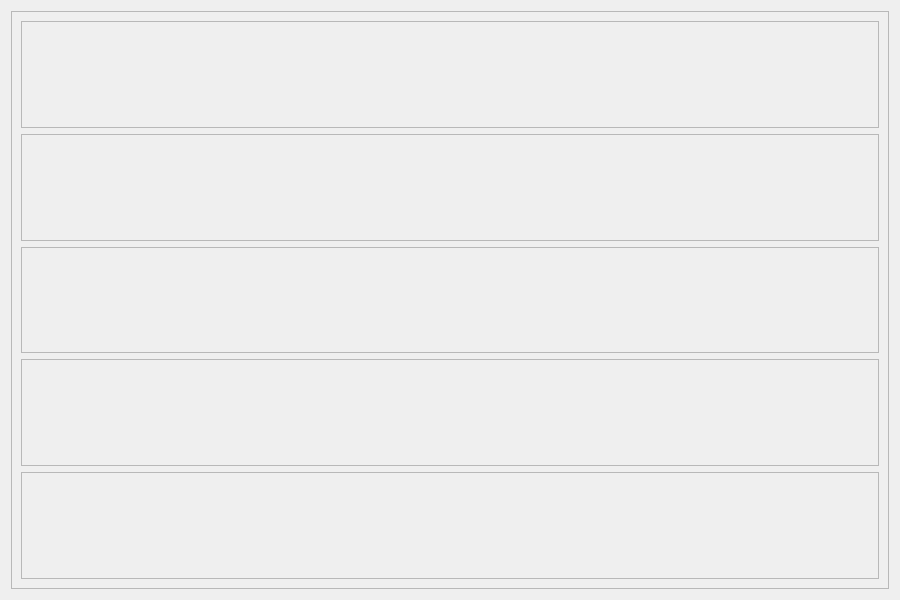
Qt form skinselect.ui (MrSupremacy/cxsjsx_very_QuTe) before a commit.
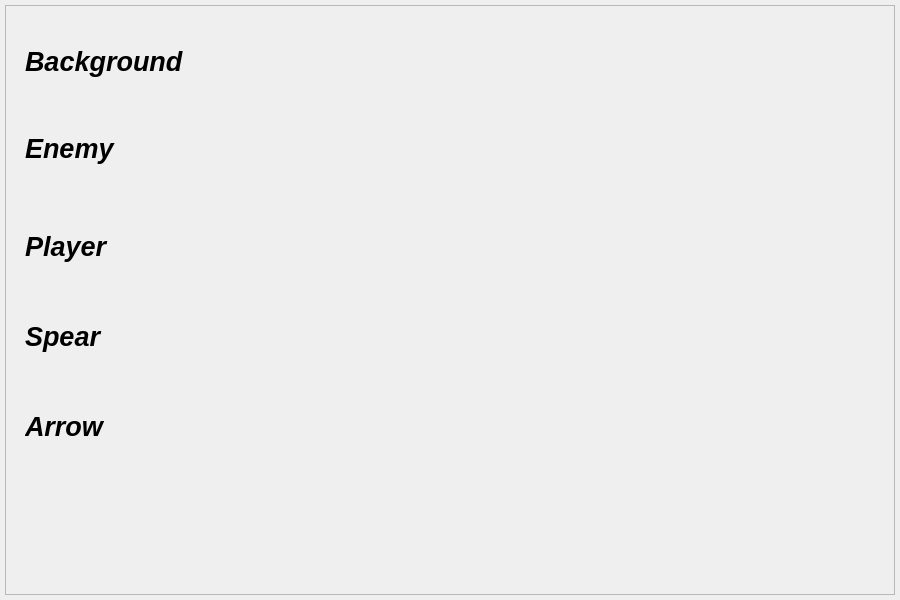
The same form after that commit. Icons and pictures are not drawn.

What changed in the file:
```diff
--- a/skinselect.ui
+++ b/skinselect.ui
@@ -14,6 +14,21 @@
    <string>Form</string>
   </property>
   <layout class="QHBoxLayout" name="horizontalLayout">
+   <property name="spacing">
+    <number>5</number>
+   </property>
+   <property name="leftMargin">
+    <number>5</number>
+   </property>
+   <property name="topMargin">
+    <number>5</number>
+   </property>
+   <property name="rightMargin">
+    <number>5</number>
+   </property>
+   <property name="bottomMargin">
+    <number>5</number>
+   </property>
    <item>
     <widget class="QScrollArea" name="scrollArea">
      <property name="widgetResizable">
@@ -24,90 +39,566 @@
        <rect>
         <x>0</x>
         <y>0</y>
-        <width>880</width>
-        <height>580</height>
+        <width>888</width>
+        <height>588</height>
        </rect>
       </property>
-      <layout class="QVBoxLayout" name="verticalLayout">
+      <layout class="QVBoxLayout" name="verticalLayout_4">
+       <property name="spacing">
+        <number>0</number>
+       </property>
+       <property name="leftMargin">
+        <number>5</number>
+       </property>
+       <property name="topMargin">
+        <number>5</number>
+       </property>
+       <property name="rightMargin">
+        <number>5</number>
+       </property>
+       <property name="bottomMargin">
+        <number>5</number>
+       </property>
        <item>
-        <widget class="QFrame" name="frame">
-         <property name="minimumSize">
-          <size>
-           <width>0</width>
-           <height>100</height>
-          </size>
-         </property>
-         <property name="frameShape">
-          <enum>QFrame::Shape::StyledPanel</enum>
-         </property>
-         <property name="frameShadow">
-          <enum>QFrame::Shadow::Raised</enum>
-         </property>
+        <widget class="QWidget" name="style" native="true">
+         <layout class="QHBoxLayout" name="horizontalLayout_2">
+          <property name="spacing">
+           <number>5</number>
+          </property>
+          <property name="leftMargin">
+           <number>5</number>
+          </property>
+          <property name="topMargin">
+           <number>5</number>
+          </property>
+          <property name="rightMargin">
+           <number>5</number>
+          </property>
+          <property name="bottomMargin">
+           <number>5</number>
+          </property>
+          <item>
+           <widget class="QWidget" name="widget_3" native="true">
+            <layout class="QVBoxLayout" name="verticalLayout" stretch="0,0">
+             <property name="spacing">
+              <number>5</number>
+             </property>
+             <property name="topMargin">
+              <number>5</number>
+             </property>
+             <property name="rightMargin">
+              <number>5</number>
+             </property>
+             <property name="bottomMargin">
+              <number>5</number>
+             </property>
+             <item>
+              <widget class="QLabel" name="label">
+               <property name="minimumSize">
+                <size>
+                 <width>0</width>
+                 <height>80</height>
+                </size>
+               </property>
+               <property name="maximumSize">
+                <size>
+                 <width>16777215</width>
+                 <height>80</height>
+                </size>
+               </property>
+               <property name="font">
+                <font>
+                 <pointsize>20</pointsize>
+                 <italic>true</italic>
+                 <bold>true</bold>
+                </font>
+               </property>
+               <property name="text">
+                <string>Background</string>
+               </property>
+              </widget>
+             </item>
+             <item>
+              <widget class="QLabel" name="label_2">
+               <property name="minimumSize">
+                <size>
+                 <width>0</width>
+                 <height>80</height>
+                </size>
+               </property>
+               <property name="font">
+                <font>
+                 <pointsize>20</pointsize>
+                 <italic>true</italic>
+                 <bold>true</bold>
+                </font>
+               </property>
+               <property name="text">
+                <string>Enemy</string>
+               </property>
+              </widget>
+             </item>
+            </layout>
+           </widget>
+          </item>
+          <item>
+           <spacer name="horizontalSpacer">
+            <property name="orientation">
+             <enum>Qt::Orientation::Horizontal</enum>
+            </property>
+            <property name="sizeHint" stdset="0">
+             <size>
+              <width>487</width>
+              <height>20</height>
+             </size>
+            </property>
+           </spacer>
+          </item>
+          <item>
+           <widget class="QWidget" name="widget_9" native="true">
+            <layout class="QVBoxLayout" name="verticalLayout_3">
+             <property name="spacing">
+              <number>10</number>
+             </property>
+             <property name="leftMargin">
+              <number>5</number>
+             </property>
+             <property name="topMargin">
+              <number>5</number>
+             </property>
+             <property name="rightMargin">
+              <number>5</number>
+             </property>
+             <property name="bottomMargin">
+              <number>5</number>
+             </property>
+             <item>
+              <widget class="QWidget" name="widget_10" native="true">
+               <property name="minimumSize">
+                <size>
+                 <width>80</width>
+                 <height>80</height>
+                </size>
+               </property>
+               <property name="maximumSize">
+                <size>
+                 <width>80</width>
+                 <height>80</height>
+                </size>
+               </property>
+               <property name="styleSheet">
+                <string notr="true">background-image: url(:/ImageResources/Underwater.png);</string>
+               </property>
+              </widget>
+             </item>
+             <item>
+              <widget class="QWidget" name="widget_11" native="true">
+               <property name="minimumSize">
+                <size>
+                 <width>80</width>
+                 <height>80</height>
+                </size>
+               </property>
+               <property name="maximumSize">
+                <size>
+                 <width>80</width>
+                 <height>80</height>
+                </size>
+               </property>
+               <property name="styleSheet">
+                <string notr="true">background-image: url(:/ImageResources/drown.png);</string>
+               </property>
+              </widget>
+             </item>
+            </layout>
+           </widget>
+          </item>
+          <item>
+           <widget class="QWidget" name="widget_4" native="true">
+            <layout class="QVBoxLayout" name="verticalLayout_2">
+             <property name="spacing">
+              <number>10</number>
+             </property>
+             <property name="leftMargin">
+              <number>5</number>
+             </property>
+             <property name="topMargin">
+              <number>5</number>
+             </property>
+             <property name="rightMargin">
+              <number>5</number>
+             </property>
+             <property name="bottomMargin">
+              <number>5</number>
+             </property>
+             <item>
+              <widget class="QWidget" name="widget_6" native="true">
+               <property name="minimumSize">
+                <size>
+                 <width>80</width>
+                 <height>80</height>
+                </size>
+               </property>
+               <property name="maximumSize">
+                <size>
+                 <width>80</width>
+                 <height>80</height>
+                </size>
+               </property>
+               <property name="styleSheet">
+                <string notr="true">background-image: url(:/ImageResources/smooth_stone.jpg);</string>
+               </property>
+              </widget>
+             </item>
+             <item>
+              <widget class="QWidget" name="widget_5" native="true">
+               <property name="minimumSize">
+                <size>
+                 <width>80</width>
+                 <height>80</height>
+                </size>
+               </property>
+               <property name="maximumSize">
+                <size>
+                 <width>80</width>
+                 <height>80</height>
+                </size>
+               </property>
+              </widget>
+             </item>
+            </layout>
+           </widget>
+          </item>
+         </layout>
         </widget>
        </item>
        <item>
-        <widget class="QFrame" name="frame_2">
+        <widget class="QWidget" name="player" native="true">
          <property name="minimumSize">
           <size>
            <width>0</width>
-           <height>100</height>
+           <height>90</height>
           </size>
          </property>
-         <property name="frameShape">
-          <enum>QFrame::Shape::StyledPanel</enum>
+         <property name="maximumSize">
+          <size>
+           <width>16777215</width>
+           <height>90</height>
+          </size>
          </property>
-         <property name="frameShadow">
-          <enum>QFrame::Shadow::Raised</enum>
-         </property>
+         <layout class="QHBoxLayout" name="horizontalLayout_3">
+          <property name="spacing">
+           <number>15</number>
+          </property>
+          <property name="leftMargin">
+           <number>14</number>
+          </property>
+          <property name="topMargin">
+           <number>5</number>
+          </property>
+          <property name="rightMargin">
+           <number>10</number>
+          </property>
+          <property name="bottomMargin">
+           <number>5</number>
+          </property>
+          <item>
+           <widget class="QLabel" name="label_3">
+            <property name="minimumSize">
+             <size>
+              <width>0</width>
+              <height>80</height>
+             </size>
+            </property>
+            <property name="maximumSize">
+             <size>
+              <width>16777215</width>
+              <height>80</height>
+             </size>
+            </property>
+            <property name="font">
+             <font>
+              <pointsize>20</pointsize>
+              <italic>true</italic>
+              <bold>true</bold>
+             </font>
+            </property>
+            <property name="text">
+             <string>Player</string>
+            </property>
+           </widget>
+          </item>
+          <item>
+           <spacer name="horizontalSpacer_2">
+            <property name="orientation">
+             <enum>Qt::Orientation::Horizontal</enum>
+            </property>
+            <property name="sizeHint" stdset="0">
+             <size>
+              <width>40</width>
+              <height>20</height>
+             </size>
+            </property>
+           </spacer>
+          </item>
+          <item>
+           <widget class="QWidget" name="widget_7" native="true">
+            <property name="minimumSize">
+             <size>
+              <width>80</width>
+              <height>80</height>
+             </size>
+            </property>
+            <property name="maximumSize">
+             <size>
+              <width>80</width>
+              <height>80</height>
+             </size>
+            </property>
+            <property name="styleSheet">
+             <string notr="true">background-image: url(:/ImageResources/steve.jpg);</string>
+            </property>
+           </widget>
+          </item>
+          <item>
+           <widget class="QWidget" name="widget_8" native="true">
+            <property name="minimumSize">
+             <size>
+              <width>80</width>
+              <height>80</height>
+             </size>
+            </property>
+            <property name="maximumSize">
+             <size>
+              <width>80</width>
+              <height>80</height>
+             </size>
+            </property>
+           </widget>
+          </item>
+         </layout>
         </widget>
        </item>
        <item>
-        <widget class="QFrame" name="frame_3">
+        <widget class="QWidget" name="spear" native="true">
          <property name="minimumSize">
           <size>
            <width>0</width>
-           <height>100</height>
+           <height>90</height>
           </size>
          </property>
-         <property name="frameShape">
-          <enum>QFrame::Shape::StyledPanel</enum>
+         <property name="maximumSize">
+          <size>
+           <width>16777215</width>
+           <height>90</height>
+          </size>
          </property>
-         <property name="frameShadow">
-          <enum>QFrame::Shadow::Raised</enum>
-         </property>
+         <layout class="QHBoxLayout" name="horizontalLayout_4">
+          <property name="spacing">
+           <number>15</number>
+          </property>
+          <property name="leftMargin">
+           <number>14</number>
+          </property>
+          <property name="topMargin">
+           <number>5</number>
+          </property>
+          <property name="rightMargin">
+           <number>10</number>
+          </property>
+          <property name="bottomMargin">
+           <number>5</number>
+          </property>
+          <item>
+           <widget class="QLabel" name="label_4">
+            <property name="minimumSize">
+             <size>
+              <width>0</width>
+              <height>80</height>
+             </size>
+            </property>
+            <property name="maximumSize">
+             <size>
+              <width>16777215</width>
+              <height>80</height>
+             </size>
+            </property>
+            <property name="font">
+             <font>
+              <pointsize>20</pointsize>
+              <italic>true</italic>
+              <bold>true</bold>
+             </font>
+            </property>
+            <property name="text">
+             <string>Spear</string>
+            </property>
+           </widget>
+          </item>
+          <item>
+           <spacer name="horizontalSpacer_3">
+            <property name="orientation">
+             <enum>Qt::Orientation::Horizontal</enum>
+            </property>
+            <property name="sizeHint" stdset="0">
+             <size>
+              <width>564</width>
+              <height>20</height>
+             </size>
+            </property>
+           </spacer>
+          </item>
+          <item>
+           <widget class="QWidget" name="widget_14" native="true">
+            <property name="minimumSize">
+             <size>
+              <width>80</width>
+              <height>80</height>
+             </size>
+            </property>
+            <property name="maximumSize">
+             <size>
+              <width>80</width>
+              <height>80</height>
+             </size>
+            </property>
+           </widget>
+          </item>
+          <item>
+           <widget class="QWidget" name="widget_15" native="true">
+            <property name="minimumSize">
+             <size>
+              <width>80</width>
+              <height>80</height>
+             </size>
+            </property>
+            <property name="maximumSize">
+             <size>
+              <width>80</width>
+              <height>80</height>
+             </size>
+            </property>
+           </widget>
+          </item>
+         </layout>
         </widget>
        </item>
        <item>
-        <widget class="QFrame" name="frame_4">
+        <widget class="QWidget" name="arrow" native="true">
          <property name="minimumSize">
           <size>
            <width>0</width>
-           <height>100</height>
+           <height>90</height>
           </size>
          </property>
-         <property name="frameShape">
-          <enum>QFrame::Shape::StyledPanel</enum>
+         <property name="maximumSize">
+          <size>
+           <width>16777215</width>
+           <height>90</height>
+          </size>
          </property>
-         <property name="frameShadow">
-          <enum>QFrame::Shadow::Raised</enum>
-         </property>
+         <layout class="QHBoxLayout" name="horizontalLayout_5">
+          <property name="spacing">
+           <number>15</number>
+          </property>
+          <property name="leftMargin">
+           <number>14</number>
+          </property>
+          <property name="topMargin">
+           <number>5</number>
+          </property>
+          <property name="rightMargin">
+           <number>10</number>
+          </property>
+          <property name="bottomMargin">
+           <number>5</number>
+          </property>
+          <item>
+           <widget class="QLabel" name="label_5">
+            <property name="minimumSize">
+             <size>
+              <width>0</width>
+              <height>80</height>
+             </size>
+            </property>
+            <property name="maximumSize">
+             <size>
+              <width>16777215</width>
+              <height>80</height>
+             </size>
+            </property>
+            <property name="font">
+             <font>
+              <pointsize>20</pointsize>
+              <italic>true</italic>
+              <bold>true</bold>
+             </font>
+            </property>
+            <property name="text">
+             <string>Arrow</string>
+            </property>
+           </widget>
+          </item>
+          <item>
+           <spacer name="horizontalSpacer_4">
+            <property name="orientation">
+             <enum>Qt::Orientation::Horizontal</enum>
+            </property>
+            <property name="sizeHint" stdset="0">
+             <size>
+              <width>557</width>
+              <height>20</height>
+             </size>
+            </property>
+           </spacer>
+          </item>
+          <item>
+           <widget class="QWidget" name="widget" native="true">
+            <property name="minimumSize">
+             <size>
+              <width>80</width>
+              <height>80</height>
+             </size>
+            </property>
+            <property name="maximumSize">
+             <size>
+              <width>80</width>
+              <height>80</height>
+             </size>
+            </property>
+           </widget>
+          </item>
+          <item>
+           <widget class="QWidget" name="widget_2" native="true">
+            <property name="minimumSize">
+             <size>
+              <width>80</width>
+              <height>80</height>
+             </size>
+            </property>
+            <property name="maximumSize">
+             <size>
+              <width>80</width>
+              <height>80</height>
+             </size>
+            </property>
+           </widget>
+          </item>
+         </layout>
         </widget>
        </item>
        <item>
-        <widget class="QFrame" name="frame_5">
-         <property name="minimumSize">
+        <spacer name="verticalSpacer">
+         <property name="orientation">
+          <enum>Qt::Orientation::Vertical</enum>
+         </property>
+         <property name="sizeHint" stdset="0">
           <size>
-           <width>0</width>
-           <height>100</height>
+           <width>20</width>
+           <height>0</height>
           </size>
          </property>
-         <property name="frameShape">
-          <enum>QFrame::Shape::StyledPanel</enum>
-         </property>
-         <property name="frameShadow">
-          <enum>QFrame::Shadow::Raised</enum>
-         </property>
-        </widget>
+        </spacer>
        </item>
       </layout>
      </widget>
```
